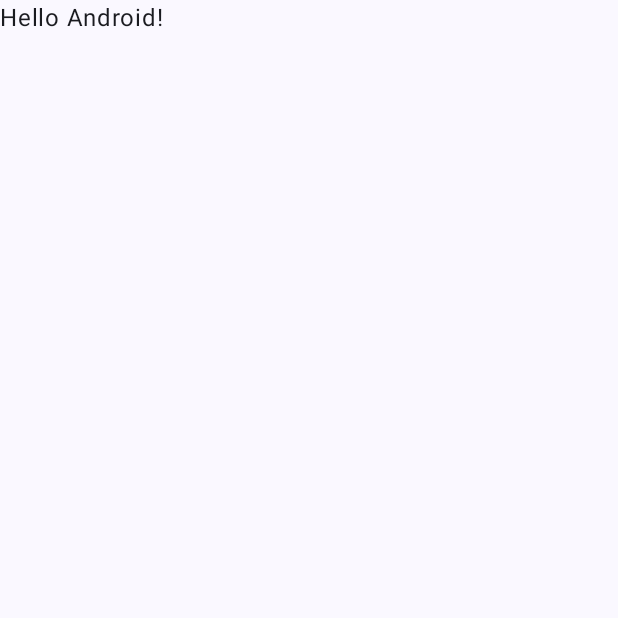
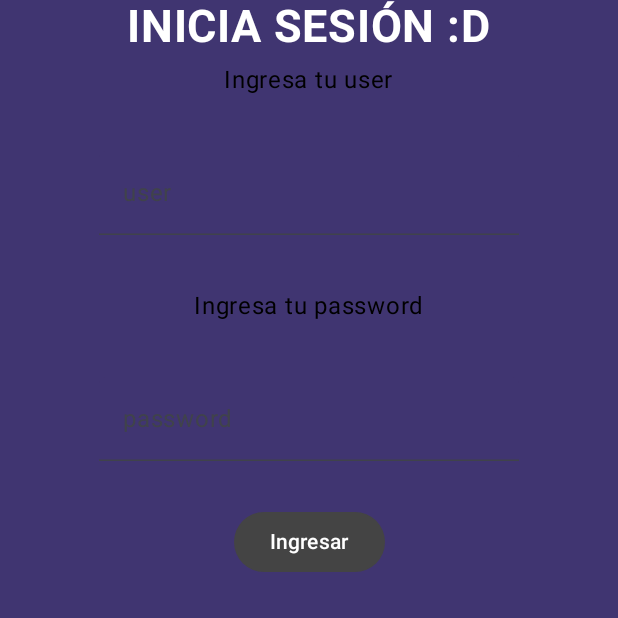
Before and after one commit to FabianKel/LAB6-PlataformasM, an Android app built with Jetpack Compose: the screen it shows after launch (MainActivity), on a phone screen of 412 x 824 dp, the top half of it. Before the commit the part shown is almost empty. Run offline under Robolectric (Android 15) with nearby library versions, the phone set to English and light mode, and no system bars.

Commit message:
Casi fin

```diff
--- a/app/build.gradle.kts
+++ b/app/build.gradle.kts
@@ -59,11 +59,13 @@ dependencies {
     implementation("androidx.compose.ui:ui-graphics")
     implementation("androidx.compose.ui:ui-tooling-preview")
     implementation("androidx.compose.material3:material3")
+    implementation(platform("androidx.compose:compose-bom:2023.03.00"))
     testImplementation("junit:junit:4.13.2")
     androidTestImplementation("androidx.test.ext:junit:1.1.5")
     androidTestImplementation("androidx.test.espresso:espresso-core:3.5.1")
     androidTestImplementation(platform("androidx.compose:compose-bom:2023.03.00"))
     androidTestImplementation("androidx.compose.ui:ui-test-junit4")
+    androidTestImplementation(platform("androidx.compose:compose-bom:2023.03.00"))
     debugImplementation("androidx.compose.ui:ui-tooling")
     debugImplementation("androidx.compose.ui:ui-test-manifest")
 }
--- a/app/src/main/AndroidManifest.xml
+++ b/app/src/main/AndroidManifest.xml
@@ -13,6 +13,11 @@
         android:theme="@style/Theme.MiGaleria"
         tools:targetApi="31">
         <activity
+            android:name=".Activity1"
+            android:exported="false"
+            android:label="@string/title_activity_1"
+            android:theme="@style/Theme.MiGaleria" />
+        <activity
             android:name=".MainActivity"
             android:exported="true"
             android:label="@string/app_name"
--- a/app/src/main/java/com/kelson/migaleria/MainActivity.kt
+++ b/app/src/main/java/com/kelson/migaleria/MainActivity.kt
@@ -1,16 +1,43 @@
 package com.kelson.migaleria
 
+import android.content.Intent
 import android.os.Bundle
+import android.widget.Toast
 import androidx.activity.ComponentActivity
 import androidx.activity.compose.setContent
+import androidx.compose.foundation.layout.Column
+import androidx.compose.foundation.layout.Row
 import androidx.compose.foundation.layout.fillMaxSize
+import androidx.compose.foundation.layout.padding
+import androidx.compose.foundation.text.KeyboardOptions
+import androidx.compose.material3.Button
+import androidx.compose.material3.ButtonDefaults
+import androidx.compose.material3.ExperimentalMaterial3Api
 import androidx.compose.material3.MaterialTheme
 import androidx.compose.material3.Surface
 import androidx.compose.material3.Text
+import androidx.compose.material3.TextField
+import androidx.compose.material3.TextFieldDefaults
 import androidx.compose.runtime.Composable
+import androidx.compose.runtime.getValue
+import androidx.compose.runtime.mutableStateOf
+import androidx.compose.runtime.remember
+import androidx.compose.runtime.setValue
+import androidx.compose.ui.Alignment
 import androidx.compose.ui.Modifier
+import androidx.compose.ui.graphics.Color
+import androidx.compose.ui.platform.LocalContext
+import androidx.compose.ui.res.colorResource
+import androidx.compose.ui.res.stringResource
+import androidx.compose.ui.text.font.FontWeight
+import androidx.compose.ui.text.input.KeyboardType
+import androidx.compose.ui.text.input.PasswordVisualTransformation
+import androidx.compose.ui.text.input.TextFieldValue
 import androidx.compose.ui.tooling.preview.Preview
+import androidx.compose.ui.unit.dp
+import androidx.compose.ui.unit.sp
 import com.kelson.migaleria.ui.theme.MiGaleriaTheme
+
 
 class MainActivity : ComponentActivity() {
     override fun onCreate(savedInstanceState: Bundle?) {
@@ -20,9 +47,9 @@ class MainActivity : ComponentActivity() {
                 // A surface container using the 'background' color from the theme
                 Surface(
                     modifier = Modifier.fillMaxSize(),
-                    color = MaterialTheme.colorScheme.background
+                    color = colorResource(R.color.AzulFondo)
                 ) {
-                    Greeting("Android")
+                    Login()
                 }
             }
         }
@@ -30,17 +57,91 @@ class MainActivity : ComponentActivity() {
 }
 
 @Composable
-fun Greeting(name: String, modifier: Modifier = Modifier) {
-    Text(
-        text = "Hello $name!",
-        modifier = modifier
-    )
+fun Login(modifier: Modifier = Modifier) {
+    Column(modifier = Modifier, horizontalAlignment = Alignment.CenterHorizontally) {
+        Row {
+            Text(
+                text = "INICIA SESIÓN :D",
+                modifier = modifier, color = Color.White, fontSize = 30.sp, fontWeight = FontWeight.Bold
+            )
+        }
+
+        var username : String
+        username = CampoInput(titulo = "user", 10, "Text").text
+        var password : String
+        password = CampoInput(titulo = "password", 8, "Password").text
+        BotonIngreso(txt = "Sumbmit", username, password)
+
+    }
+
+}
+
+@OptIn(ExperimentalMaterial3Api::class)
+@Composable
+fun CampoInput(titulo:String, max:Int, passwordType:String) : TextFieldValue {
+    var text by remember { mutableStateOf(TextFieldValue("")) }
+    Text(text = "Ingresa tu $titulo", modifier = Modifier.padding(vertical = 5.dp))
+    Row (modifier = Modifier.padding(vertical = 30.dp)) {
+        val mContext = LocalContext.current
+        if(passwordType == "Password"){
+            TextField(
+                value = text,
+                onValueChange = {
+                    if (it.text.length <= max) text = it
+                    else Toast.makeText(mContext, "No pueden haber más de $max Caracteres", Toast.LENGTH_SHORT).show()
+                },
+                placeholder = { Text(text = titulo) },
+                label = { Text(text = titulo) },
+                colors = TextFieldDefaults.textFieldColors(containerColor = colorResource(R.color.AzulFondo)),
+                //Agregar característica de conrtaseña
+                visualTransformation = PasswordVisualTransformation(),
+                keyboardOptions = KeyboardOptions(keyboardType = KeyboardType.Password)
+            )
+        }else{
+            TextField(
+                value = text,
+                onValueChange = {
+                    if (it.text.length <= max) text = it
+                    else Toast.makeText(mContext, "No pueden haber más de $max Caracteres", Toast.LENGTH_SHORT).show()
+                },
+                placeholder = { Text(text = titulo) },
+                label = { Text(text = titulo) },
+                colors = TextFieldDefaults.textFieldColors(containerColor = colorResource(R.color.AzulFondo))
+            )
+        }
+    }
+    return text
+}
+
+@Composable
+fun BotonIngreso(txt:String, username:String, password:String){
+    var userval = stringResource(id =R.string.user)
+    var passval = stringResource(id =R.string.password)
+    Row {
+        val mContext = LocalContext.current
+        Button( colors = ButtonDefaults.buttonColors(
+            containerColor = Color.DarkGray,
+            contentColor = MaterialTheme.colorScheme.surface
+        ),
+                onClick = {
+                    if (    username.equals(userval)  and  password.equals(passval) ){
+                        mContext.startActivity(Intent(mContext, Activity1::class.java))
+                    }else{
+                        Toast.makeText(mContext, "Datos incorrectos, el usuario es: ${userval}, y la contraseña es: ${passval}", Toast.LENGTH_SHORT).show()
+                        mContext.startActivity(Intent(mContext, Activity1::class.java))
+                    }
+
+        }
+        ) {
+            Text("Ingresar", color = Color.White)
+        }
+    }
 }
 
 @Preview(showBackground = true)
 @Composable
-fun GreetingPreview() {
+fun LoginPreview() {
     MiGaleriaTheme {
-        Greeting("Android")
+        Login()
     }
 }
--- a/app/src/main/res/values/colors.xml
+++ b/app/src/main/res/values/colors.xml
@@ -7,4 +7,7 @@
     <color name="teal_700">#FF018786</color>
     <color name="black">#FF000000</color>
     <color name="white">#FFFFFFFF</color>
+    <color name="AzulFondo">#403571</color>
+    <color name="GrisCard">#c2c0bc</color>
+    <color name="AzulBoton">#8893db</color>
 </resources>
--- a/app/src/main/res/values/strings.xml
+++ b/app/src/main/res/values/strings.xml
@@ -1,3 +1,6 @@
 <resources>
     <string name="app_name">MiGaleria</string>
+    <string name="user">"FabianKel"</string>
+    <string name="password">android6</string>
+    <string name="title_activity_1">Activity1</string>
 </resources>
```
Also changed, not shown: app/src/main/java/com/kelson/migaleria/Activity1.kt (added, +137 -0 lines), app/src/main/res/drawable/pato1.jpg (added).
